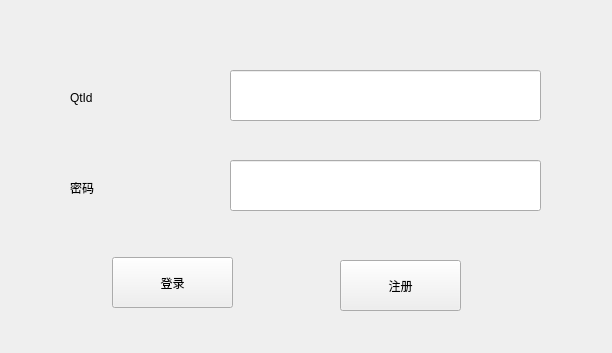
Old version of the form signinform.ui in the repository hellightning/QTencentClient.
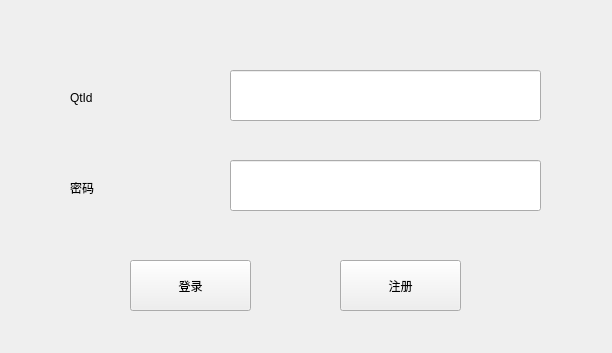
New version of the form.

Patch:
```diff
--- a/signinform.ui
+++ b/signinform.ui
@@ -62,8 +62,8 @@
   <widget class="QPushButton" name="signInPushButton">
    <property name="geometry">
     <rect>
-     <x>112</x>
-     <y>257</y>
+     <x>130</x>
+     <y>260</y>
      <width>121</width>
      <height>51</height>
     </rect>
```
